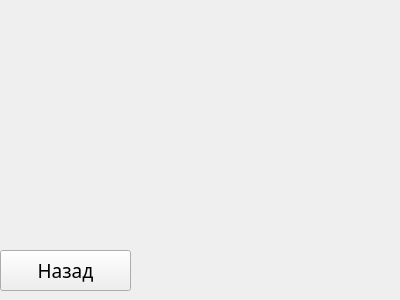
This is LLearnPy/settingform.ui in lapisgame/PythonLectures_QT_prototype as Qt 5 draws it before an edit. The edited form follows.
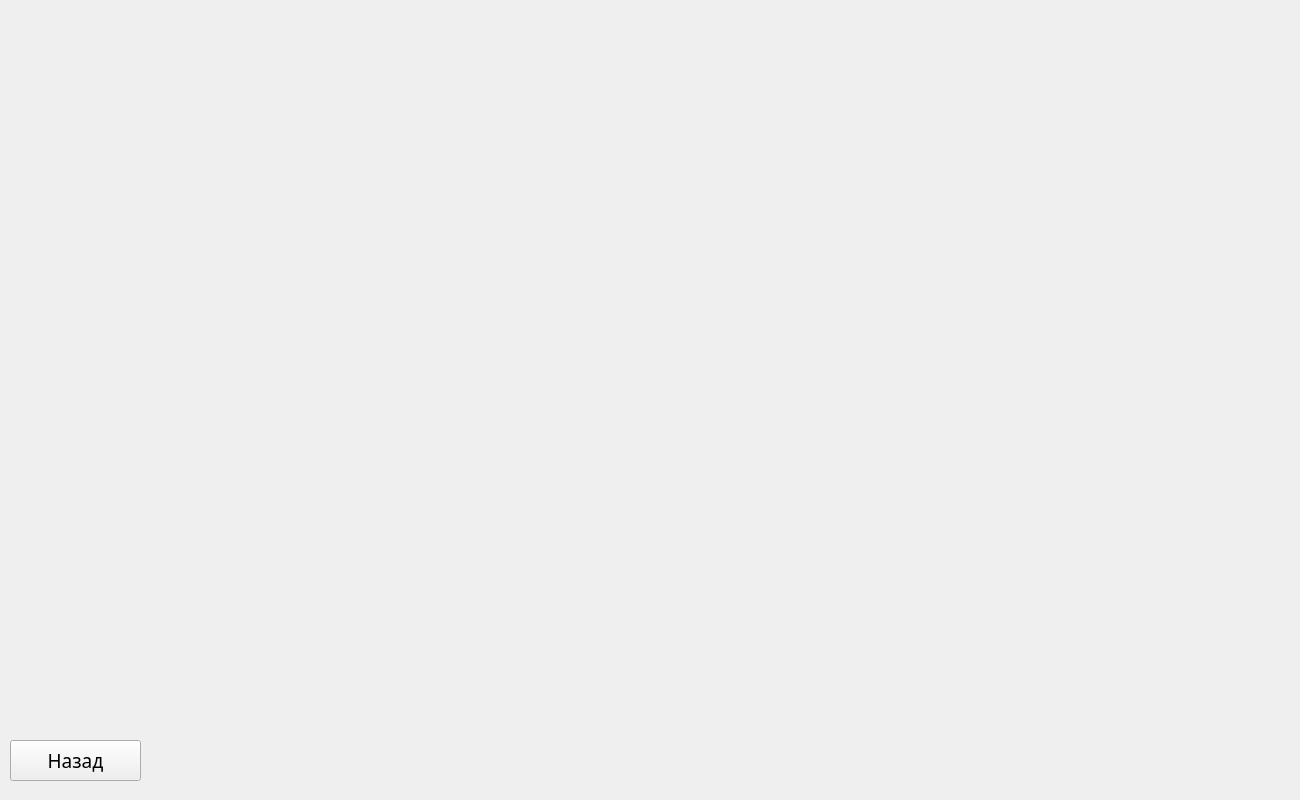
This is the edited form.

Patch:
```diff
--- a/LLearnPy/settingform.ui
+++ b/LLearnPy/settingform.ui
@@ -6,8 +6,8 @@
    <rect>
     <x>0</x>
     <y>0</y>
-    <width>400</width>
-    <height>300</height>
+    <width>1300</width>
+    <height>800</height>
    </rect>
   </property>
   <property name="windowTitle">
@@ -16,8 +16,8 @@
   <widget class="QPushButton" name="BackButton">
    <property name="geometry">
     <rect>
-     <x>0</x>
-     <y>250</y>
+     <x>10</x>
+     <y>740</y>
      <width>131</width>
      <height>41</height>
     </rect>
```
